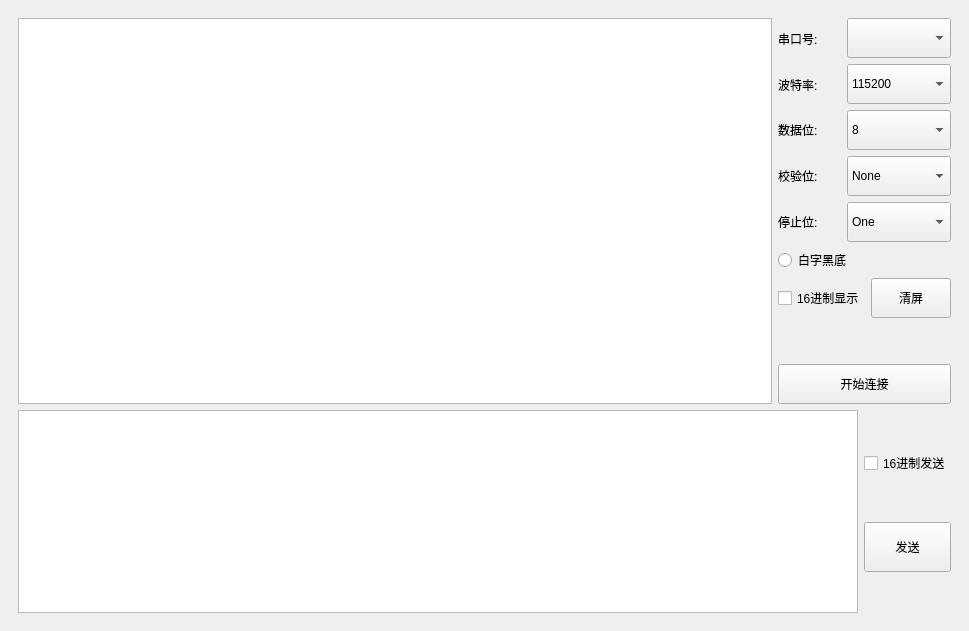
Before: the Qt Designer form mainwindow.ui in senxl/QT-Serial-debug, drawn with Qt 5.
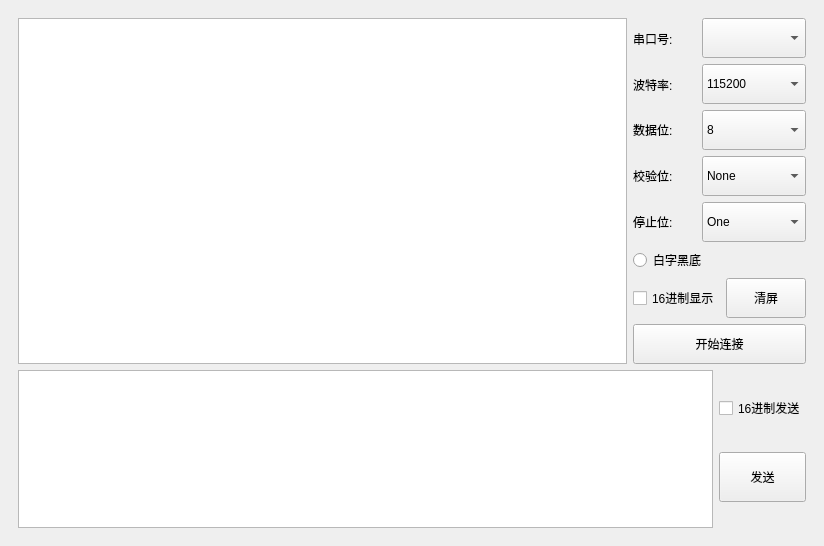
After: the same form once the commit is applied.

Patch:
```diff
--- a/mainwindow.ui
+++ b/mainwindow.ui
@@ -6,8 +6,8 @@
    <rect>
     <x>0</x>
     <y>0</y>
-    <width>969</width>
-    <height>631</height>
+    <width>824</width>
+    <height>546</height>
    </rect>
   </property>
   <property name="windowTitle">
@@ -304,19 +304,6 @@
              </item>
             </layout>
            </item>
-           <item>
-            <spacer name="verticalSpacer_2">
-             <property name="orientation">
-              <enum>Qt::Vertical</enum>
-             </property>
-             <property name="sizeHint" stdset="0">
-              <size>
-               <width>20</width>
-               <height>40</height>
-              </size>
-             </property>
-            </spacer>
-           </item>
            <item>
             <layout class="QHBoxLayout" name="horizontalLayout_2">
              <item>
```
Left out of the diff: 10 changed lines with no effect on the pictures.
